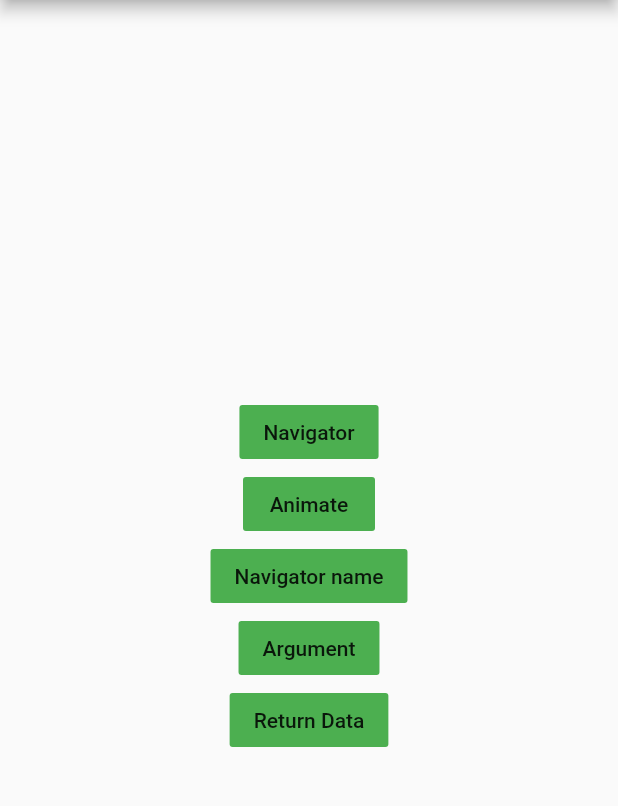
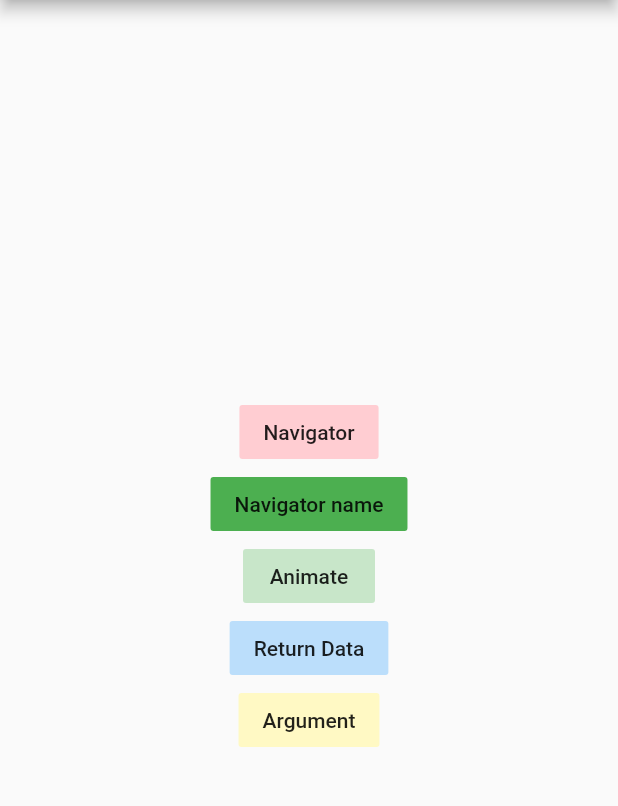
Before and after one commit to beobeo1998/lap4_1, a Flutter app: the screen it shows after launch, on a phone screen of 412 x 824 dp, the part 84-890 px from its top. Run offline on Flutter 3.47's test engine with Material 2 defaults, Android fonts, the phone set to English and light mode, and no system bars.

Commit message:
edit color file

```diff
--- a/lib/main.dart
+++ b/lib/main.dart
@@ -53,16 +53,8 @@ class MyLayout extends State<Action> {
                 Navigator.push(context,
                     MaterialPageRoute(builder: (context) => SecondRoute()))
               },
-              color: Colors.green,
+              color: Colors.red[100],
               child: Text("Navigator"),
-            ),
-            FlatButton(
-              onPressed: () => {
-                Navigator.push(context,
-                    MaterialPageRoute(builder: (context) => MainScreen()))
-              },
-              color: Colors.green,
-              child: Text("Animate"),
             ),
             FlatButton(
               onPressed: () => {Navigator.pushNamed(context, '/second')},
@@ -72,19 +64,29 @@ class MyLayout extends State<Action> {
             FlatButton(
               onPressed: () => {
                 Navigator.push(context,
-                    MaterialPageRoute(builder: (context) => MyAppArgument()))
+                    MaterialPageRoute(builder: (context) => MainScreen()))
               },
-              color: Colors.green,
-              child: Text("Argument"),
+              color: Colors.green[100],
+              child: Text("Animate"),
             ),
+
             FlatButton(
               onPressed: () => {
                 Navigator.push(context,
                     MaterialPageRoute(builder: (context) => ReturnDataScreen()))
               },
-              color: Colors.green,
+              color: Colors.blue[100],
               child: Text("Return Data"),
             ),
+            FlatButton(
+              onPressed: () => {
+                Navigator.push(context,
+                    MaterialPageRoute(builder: (context) => MyAppArgument()))
+              },
+              color: Colors.yellow[100],
+              child: Text("Argument"),
+            ),
+
           ],
         ),
       )),
--- a/lib/navigator-name.dart
+++ b/lib/navigator-name.dart
@@ -3,8 +3,6 @@ import 'package:flutter/material.dart';
 void main() {
   runApp(MaterialApp(
     title: 'Named Routes',
-    // Start the app with the "/" named route. In this case, the app starts
-    // on the FirstScreen widget.
   ));
 }
 
```
Also changed, not shown: lib/arguments.dart (+0 -31 lines), lib/return-data.dart (+0 -8 lines).
